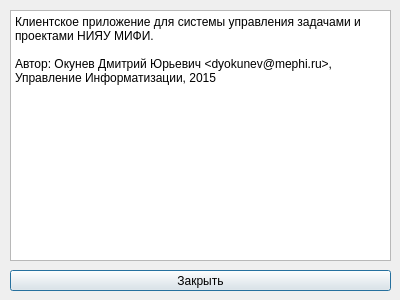
Qt form helpwindow.ui (xaionaro/tasks) before a commit.
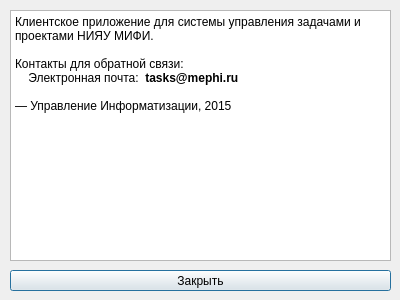
The same form after that commit.

What changed in the file:
```diff
--- a/helpwindow.ui
+++ b/helpwindow.ui
@@ -42,7 +42,10 @@
 &lt;/style&gt;&lt;/head&gt;&lt;body style=&quot; font-family:'Sans Serif'; font-size:9pt; font-weight:400; font-style:normal;&quot;&gt;
 &lt;p style=&quot; margin-top:0px; margin-bottom:0px; margin-left:0px; margin-right:0px; -qt-block-indent:0; text-indent:0px;&quot;&gt;Клиентское приложение для системы управления задачами и проектами НИЯУ МИФИ.&lt;/p&gt;
 &lt;p style=&quot;-qt-paragraph-type:empty; margin-top:0px; margin-bottom:0px; margin-left:0px; margin-right:0px; -qt-block-indent:0; text-indent:0px;&quot;&gt;&lt;br /&gt;&lt;/p&gt;
-&lt;p style=&quot; margin-top:0px; margin-bottom:0px; margin-left:0px; margin-right:0px; -qt-block-indent:0; text-indent:0px;&quot;&gt;Автор: Окунев Дмитрий Юрьевич &amp;lt;dyokunev@mephi.ru&amp;gt;, Управление Информатизации, 2015&lt;/p&gt;&lt;/body&gt;&lt;/html&gt;</string>
+&lt;p style=&quot; margin-top:0px; margin-bottom:0px; margin-left:0px; margin-right:0px; -qt-block-indent:0; text-indent:0px;&quot;&gt;Контакты для обратной связи:&lt;/p&gt;
+&lt;p style=&quot; margin-top:0px; margin-bottom:0px; margin-left:0px; margin-right:0px; -qt-block-indent:0; text-indent:0px;&quot;&gt;    Электронная почта:  &lt;span style=&quot; font-weight:600;&quot;&gt;tasks@mephi.ru&lt;/span&gt;&lt;/p&gt;
+&lt;p style=&quot; margin-top:0px; margin-bottom:0px; margin-left:0px; margin-right:0px; -qt-block-indent:0; text-indent:0px;&quot;&gt;	&lt;/p&gt;
+&lt;p style=&quot; margin-top:0px; margin-bottom:0px; margin-left:0px; margin-right:0px; -qt-block-indent:0; text-indent:0px;&quot;&gt;— Управление Информатизации, 2015&lt;/p&gt;&lt;/body&gt;&lt;/html&gt;</string>
    </property>
   </widget>
  </widget>
```
